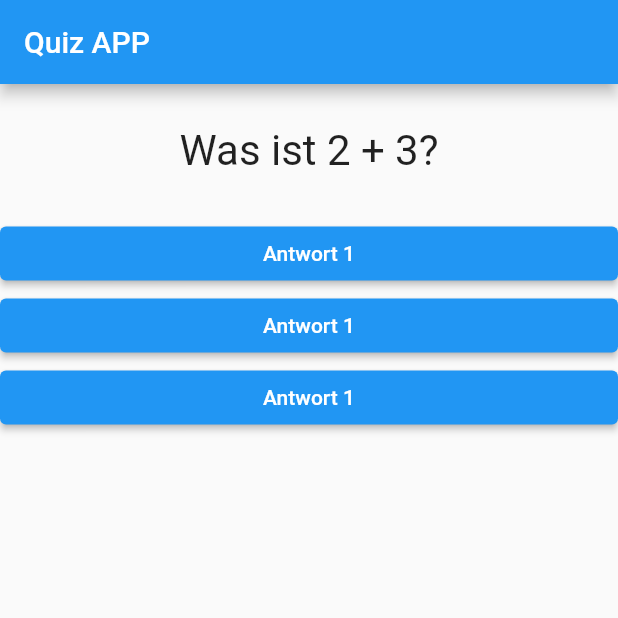
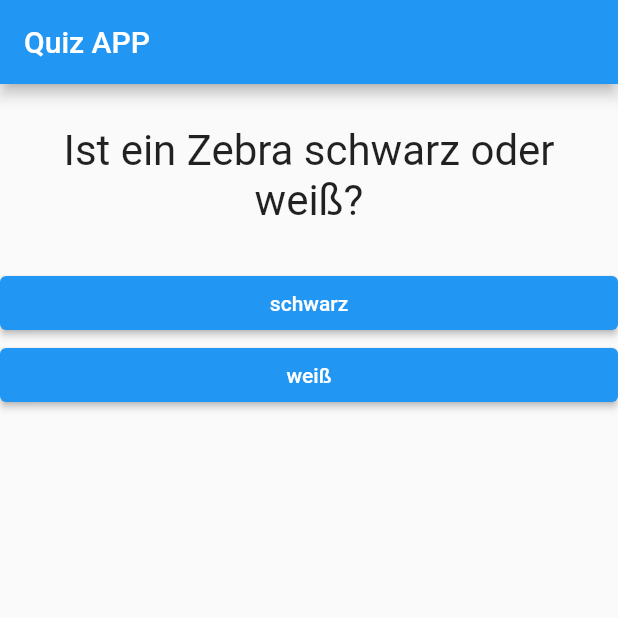
Before and after one commit to fox-coding/app_quiz, a Flutter app: the screen it shows after launch, on a phone screen of 412 x 824 dp, the top half of it. Run offline on Flutter 3.47's test engine with Material 2 defaults, Android fonts, the phone set to English and light mode, and no system bars.

Commit message:
Fragen und Antworten gemapped

```diff
--- a/lib/answer.dart
+++ b/lib/answer.dart
@@ -2,15 +2,16 @@ import 'package:flutter/material.dart';
 
 class Answer extends StatelessWidget {
   final VoidCallback selectHandler;
+  final String answerText;
 
-  Answer(this.selectHandler);
+  Answer(this.selectHandler, this.answerText);
 
   @override
   Widget build(BuildContext context) {
     return Container(
       width: double.infinity,
       child: ElevatedButton(
-        child: Text('Antwort 1'),
+        child: Text(answerText),
         onPressed: selectHandler,
       ),
     );
--- a/lib/main.dart
+++ b/lib/main.dart
@@ -23,7 +23,24 @@ class _MyAppState extends State<MyApp> {
     print('Antwort gewählt!');
   }
 
-  var questions = ['Was ist 2 + 3?', 'Was ist 6 x 6?'];
+  var questions = [
+    {
+      'question': 'Ist ein Zebra schwarz oder weiß?',
+      'answers': ['schwarz', 'weiß']
+    },
+    {
+      'question': 'Wie alt ist die Sphinx?',
+      'answers': ['4000 Jahre', '6000 Jahre', 'über 8000 Jahre']
+    },
+    {
+      'question': 'Wer waren die Langobarden?',
+      'answers': ['Ameisenbären', 'Indogermaner', 'Griechische Historiker']
+    },
+    {
+      'question': 'Was sind die ersten 3 Werte von Pi?',
+      'answers': ['3,12', '3,14', '3,44']
+    }
+  ];
 
   // This widget is the root of your application.
   @override
@@ -34,11 +51,11 @@ class _MyAppState extends State<MyApp> {
         body: Column(
           children: <Widget>[
             Question(
-              questions[_questionIndex],
+              questions[_questionIndex]['question'] as String,
             ),
-            Answer(_answerQuestion),
-            Answer(_answerQuestion),
-            Answer(_answerQuestion),
+            ...(questions[_questionIndex]['answers'] as List<String>).map((answer) {
+              return Answer(_answerQuestion, answer);
+            }).toList()
           ],
         ),
       ),
```
